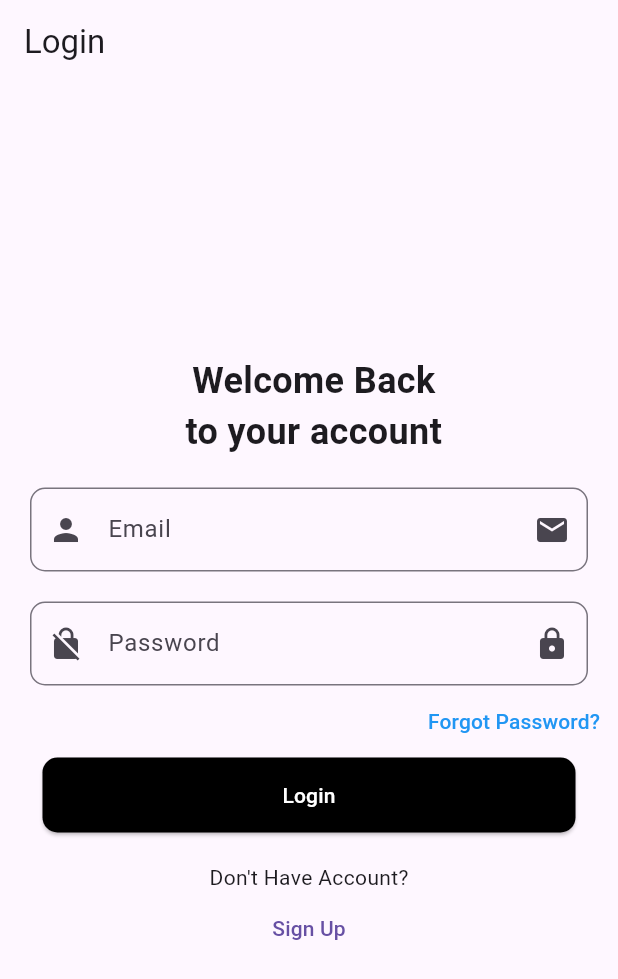
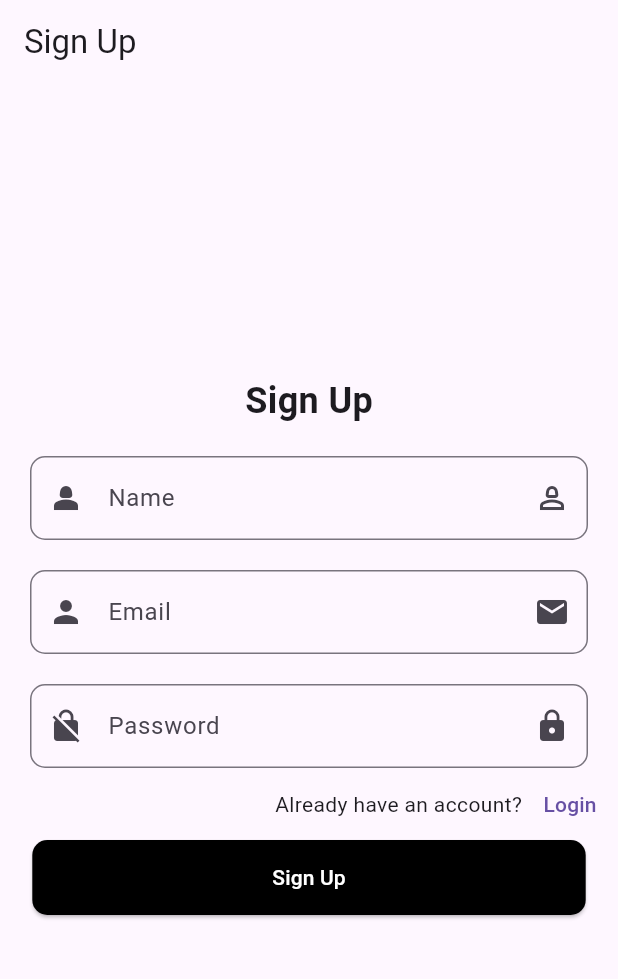
Before and after one commit to pranove-balaji/Heart-Sync, a Flutter app: the screen it shows after launch, after a tap on "Sign Up", on a phone screen of 412 x 824 dp. Shown: the top 979 px of the screen. Run offline on Flutter 3.47's test engine with Material 3 defaults, Android fonts, the phone set to English and light mode, and no system bars; our stand-ins replace flutter_dotenv, supabase_flutter; missing offline and left inert: dart:ffi; accounts and stored records are empty.

Commit message:
added signup page and integrated supabase

```diff
--- a/frontend/lib/custom_fields/text_field.dart
+++ b/frontend/lib/custom_fields/text_field.dart
@@ -6,25 +6,26 @@ class CustomTextField extends StatelessWidget {
   final IconData iconprefix;
   final IconData iconsuffix;
 
+  final String? Function(String?)? validator;
+
   const CustomTextField({
     super.key,
     required this.labelText,
     required this.controller,
     required this.iconprefix,
     required this.iconsuffix,
+    this.validator,
   });
 
   @override
   Widget build(BuildContext context) {
-    return TextField(
+    return TextFormField(
+      validator: validator,
       controller: controller,
       decoration: InputDecoration(
         labelText: labelText,
         prefixIcon: Icon(iconprefix),
-        suffixIcon: IconButton(
-          icon: Icon(iconsuffix),
-          onPressed: () {},
-        ),
+        suffixIcon: Icon(iconsuffix),
         border: OutlineInputBorder(
           borderRadius: BorderRadius.circular(10),
         ),
--- a/frontend/lib/main.dart
+++ b/frontend/lib/main.dart
@@ -1,7 +1,15 @@
 import 'package:flutter/material.dart';
 import 'package:heartsync_fn/screens/login.dart';
+import 'package:flutter_dotenv/flutter_dotenv.dart';
+import 'package:supabase_flutter/supabase_flutter.dart';
 
-void main() {
+Future<void> main() async {
+  WidgetsFlutterBinding.ensureInitialized();
+  await dotenv.load(fileName: ".env");
+  await Supabase.initialize(
+    url: dotenv.env['SUPABASE_URL']!,
+    anonKey: dotenv.env['SUPABASE_ANON_KEY']!,
+  );
   runApp(const MainApp());
 }
 
--- a/frontend/lib/screens/login.dart
+++ b/frontend/lib/screens/login.dart
@@ -1,18 +1,75 @@
 import 'package:flutter/material.dart';
 import 'package:heartsync_fn/custom_fields/text_field.dart';
+import 'package:heartsync_fn/screens/home.dart';
+import 'package:supabase_flutter/supabase_flutter.dart';
+import 'package:heartsync_fn/screens/signup.dart';
 
-class LoginScreen extends StatelessWidget {
+class LoginScreen extends StatefulWidget {
   const LoginScreen({super.key});
+  @override
+  State<LoginScreen> createState() => _LoginScreenState();
+}
+
+class _LoginScreenState extends State<LoginScreen> {
+  final formKey = GlobalKey<FormState>();
+  final emailController = TextEditingController();
+  final passwordController = TextEditingController();
+  bool isLoading = false;
+
+  Future<void> login() async {
+    if (!formKey.currentState!.validate()) {
+      return;
+    }
+    setState(() {
+      isLoading = true;
+    });
+    try {
+      await Supabase.instance.client.auth.signInWithPassword(
+          email: emailController.text, password: passwordController.text);
+      if (mounted) {
+        ScaffoldMessenger.of(context)
+            .showSnackBar(SnackBar(content: Text("Login successful")));
+        Navigator.pushReplacement(context,
+            MaterialPageRoute(builder: (context) => const HomeScreen()));
+      }
+    } on AuthException catch (error) {
+      if (mounted) {
+        ScaffoldMessenger.of(context).showSnackBar(SnackBar(
+          content: Text(error.message),
+          backgroundColor: Colors.red,
+        ));
+      }
+    } catch (error) {
+      if (mounted) {
+        ScaffoldMessenger.of(context).showSnackBar(SnackBar(
+          content: Text("An unexpected error occurred"),
+          backgroundColor: Colors.red,
+        ));
+      }
+    } finally {
+      if (mounted) {
+        setState(() {
+          isLoading = false;
+        });
+      }
+    }
+  }
 
   @override
+  void dispose() {
+    emailController.dispose();
+    passwordController.dispose();
+    super.dispose();
+  }
+
   Widget build(BuildContext context) {
-    TextEditingController emailController = TextEditingController();
-    TextEditingController passwordController = TextEditingController();
     return Scaffold(
       appBar: AppBar(
         title: Text("Login"),
       ),
       body: Center(
+        child: Form(
+          key: formKey,
           child: Column(
             mainAxisAlignment: MainAxisAlignment.center,
             crossAxisAlignment: CrossAxisAlignment.center,
@@ -28,7 +85,17 @@ class LoginScreen extends StatelessWidget {
                   labelText: "Email",
                   controller: emailController,
                   iconprefix: Icons.person,
-                  iconsuffix: Icons.email),
+                  iconsuffix: Icons.email,
+                  validator: (value) {
+                    if (value == null || value.isEmpty) {
+                      return 'Please enter your email';
+                    }
+                    if (!value.contains("@")) {
+                      return 'Please enter a valid email';
+                    }
+                    return null;
+                  },
+                ),
               ),
               Padding(padding: EdgeInsets.symmetric(vertical: 10)),
               Container(
@@ -67,8 +134,12 @@ class LoginScreen extends StatelessWidget {
               ),
               Padding(padding: EdgeInsets.symmetric(vertical: 10)),
               Text("Don't Have Account?"),
-            TextButton(onPressed: () {}, child: Text("Sign Up"))
+              TextButton(onPressed: () {
+                Navigator.pushReplacement(context,
+            MaterialPageRoute(builder: (context) => const SignUpScreen()));
+              }, child: Text("Sign Up"))
             ],
+          ),
         ),
       ),
     );
--- /dev/null
+++ b/frontend/lib/screens/signup.dart
@@ -0,0 +1,170 @@
+import 'dart:ffi';
+
+import 'package:flutter/material.dart';
+import 'package:heartsync_fn/custom_fields/text_field.dart';
+import 'package:heartsync_fn/screens/login.dart';
+import 'package:supabase_flutter/supabase_flutter.dart';
+
+class SignUpScreen extends StatefulWidget {
+  const SignUpScreen({super.key});
+
+  @override
+  State<SignUpScreen> createState() => _SignUpScreenState();
+}
+
+class _SignUpScreenState extends State<SignUpScreen> {
+  final formKey = GlobalKey<FormState>();
+  final nameController = TextEditingController();
+  final emailController = TextEditingController();
+  final passwordController = TextEditingController();
+  bool isLoading = false;
+  Future<void> SignUp() async {
+    if (formKey.currentState!.validate()) {
+      setState(() {
+        isLoading = true;
+      });
+      try {
+        await Supabase.instance.client.auth.signUp(
+          email: emailController.text,
+          password: passwordController.text,
+        );
+        if (mounted) {
+          ScaffoldMessenger.of(context).showSnackBar(
+            SnackBar(content: Text("Sign Up Successful")),
+          );
+          Navigator.pushReplacement(
+            context,
+            MaterialPageRoute(builder: (context) => const LoginScreen()),
+          );
+        }
+      } on AuthException catch (e) {
+        ScaffoldMessenger.of(context).showSnackBar(
+          SnackBar(content: Text(e.toString())),
+        );
+      } catch (e) {
+        ScaffoldMessenger.of(context).showSnackBar(
+          SnackBar(
+            content: Text("An Unexpected Error Occurred"),
+            backgroundColor: Colors.red,
+          ),
+        );
+      } finally {
+        setState(() {
+          isLoading = false;
+        });
+      }
+    }
+  }
+
+  @override
+  void dispose() {
+    nameController.dispose();
+    emailController.dispose();
+    passwordController.dispose();
+    super.dispose();
+  }
+
+  Widget build(BuildContext context) {
+    return Scaffold(
+      appBar: AppBar(
+        title: Text("Sign Up"),
+      ),
+      body: Center(
+        child: Form(
+            key: formKey,
+            child: Column(
+              mainAxisAlignment: MainAxisAlignment.center,
+              crossAxisAlignment: CrossAxisAlignment.center,
+              children: [
+                Text(
+                  "Sign Up",
+                  style: TextStyle(fontSize: 24, fontWeight: FontWeight.bold),
+                ),
+                Padding(padding: EdgeInsets.symmetric(vertical: 10)),
+                Container(
+                  margin: EdgeInsets.symmetric(horizontal: 20),
+                  child: CustomTextField(
+                    labelText: "Name",
+                    controller: nameController,
+                    iconprefix: Icons.person_2,
+                    iconsuffix: Icons.person_2_outlined,
+                    validator: (value) {
+                      if (value == null || value.isEmpty) {
+                        return 'Please enter your name';
+                      }
+                      return null;
+                    },
+                  ),
+                ),
+                Padding(padding: EdgeInsets.symmetric(vertical: 10)),
+                Container(
+                  margin: EdgeInsets.symmetric(horizontal: 20),
+                  child: CustomTextField(
+                    labelText: "Email",
+                    controller: emailController,
+                    iconprefix: Icons.person,
+                    iconsuffix: Icons.email,
+                    validator: (value) {
+                      if (value == null || value.isEmpty) {
+                        return 'Please enter your email';
+                      }
+                      if (!value.contains("@")) {
+                        return 'Please enter a valid email';
+                      }
+                      return null;
+                    },
+                  ),
+                ),
+                Padding(padding: EdgeInsets.symmetric(vertical: 10)),
+                Container(
+                  margin: EdgeInsets.symmetric(horizontal: 20),
+                  child: CustomTextField(
+                    labelText: "Password",
+                    controller: passwordController,
+                    iconprefix: Icons.no_encryption,
+                    iconsuffix: Icons.lock,
+                    validator: (value) {
+                      if (value == null || value.isEmpty) {
+                        return 'Please enter your password';
+                      }
+                      if (value.length < 6) {
+                        return 'Password must be at least 6 characters long';
+                      }
+                      return null;
+                    },
+                  ),
+                ),
+                Row(
+                  mainAxisAlignment: MainAxisAlignment.end,
+                  children: [
+                    Text("Already have an account?"),
+                    TextButton(
+                        onPressed: () {
+                          Navigator.pushReplacement(
+                              context,
+                              MaterialPageRoute(
+                                  builder: (context) => const LoginScreen()));
+                        },
+                        child: Text("Login"))
+                  ],
+                ),
+                ElevatedButton(
+                  onPressed: () {},
+                  child: Text(
+                    "Sign Up",
+                    style: TextStyle(color: Colors.white),
+                  ),
+                  style: ButtonStyle(
+                      backgroundColor: MaterialStatePropertyAll(Colors.black),
+                      shape: MaterialStatePropertyAll(RoundedRectangleBorder(
+                          borderRadius: BorderRadius.circular(10))),
+                      padding: MaterialStatePropertyAll(
+                          EdgeInsets.symmetric(vertical: 15, horizontal: 160))),
+                ),
+                Padding(padding: EdgeInsets.symmetric(vertical: 10)),
+              ],
+            )),
+      ),
+    );
+  }
+}
--- a/frontend/pubspec.yaml
+++ b/frontend/pubspec.yaml
@@ -9,6 +9,8 @@ environment:
 dependencies:
   flutter:
     sdk: flutter
+  flutter_dotenv: ^6.0.0
+  supabase_flutter: ^2.12.0
 
 dev_dependencies:
   flutter_test:
@@ -17,3 +19,5 @@ dev_dependencies:
 
 flutter:
   uses-material-design: true
+  assets:
+    - .env
```
Also changed, not shown: frontend/lib/screens/home.dart (added, +22 -0 lines), frontend/pubspec.lock, 6 other files. Lines whose indentation alone changed are shown as unchanged.
